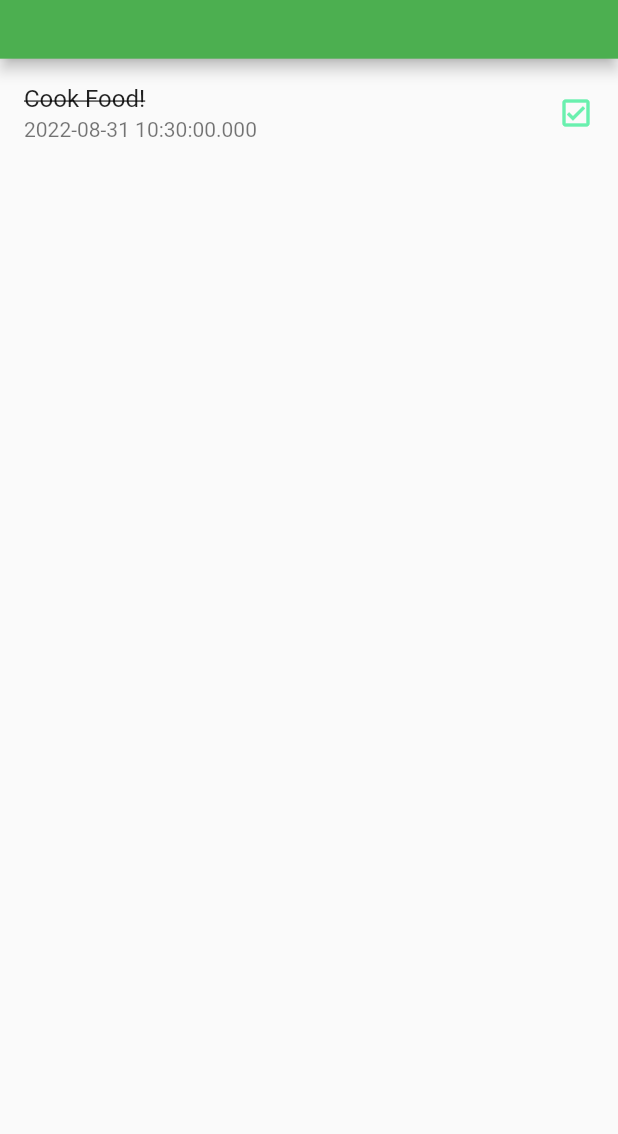
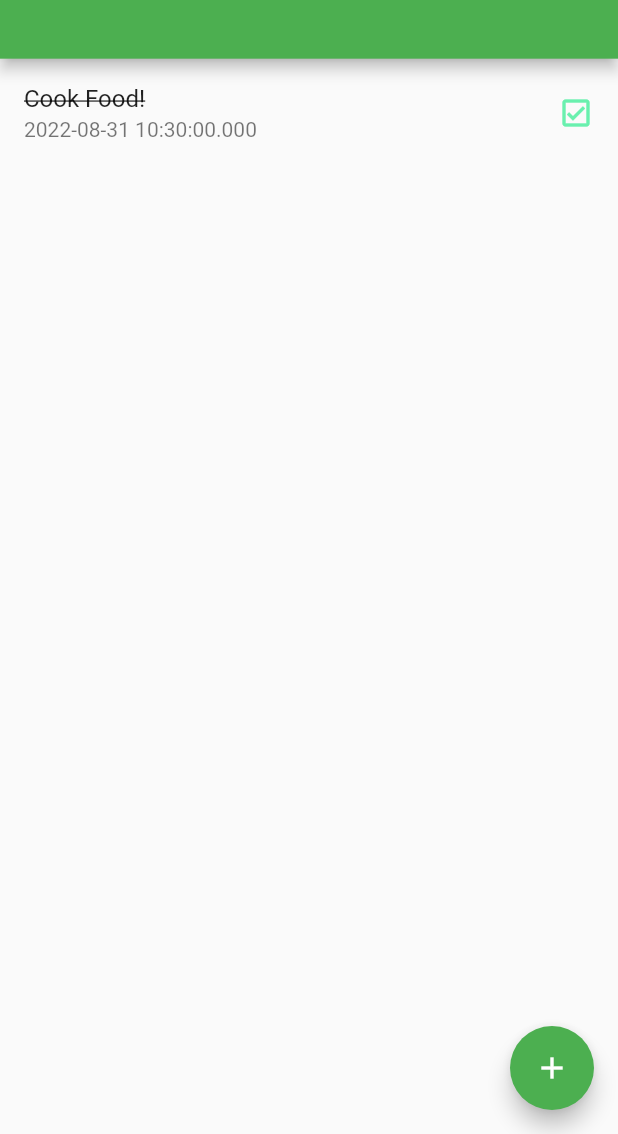
Before and after one commit to LoviceSunuwar/Flutter-To-Do-App, a Flutter app: the screen it shows after launch, on a phone screen of 412 x 824 dp, the part 102-1236 px from its top. Run offline on Flutter 3.47's test engine with Material 2 defaults, Android fonts, the light colour scheme and no system bars.

Commit message:
added floating action button,

```diff
--- a/lib/pages/home_page.dart
+++ b/lib/pages/home_page.dart
@@ -27,6 +27,7 @@ class _HomePageState extends State<HomePage> {
         ),
       ),
       body: _taskList(),
+      floatingActionButton: _addTaskButton(),
     );
   }
 
@@ -47,4 +48,11 @@ class _HomePageState extends State<HomePage> {
       ],
     );
   }
+
+  Widget _addTaskButton() {
+    return FloatingActionButton(
+      onPressed: () {},
+      child: Icon(Icons.add),
+    );
+  }
 }
```
